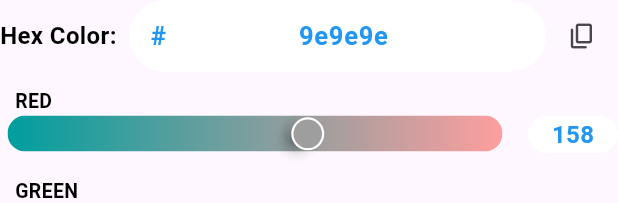
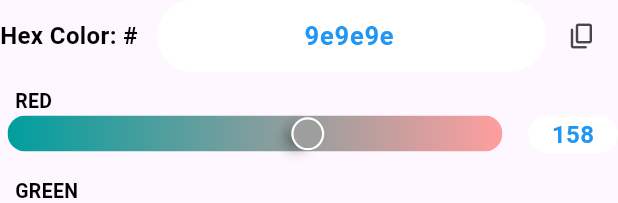
Before and after one commit to yunisrajabi/ios_color_picker, a Flutter app: the SlidePicker widget shown alone on an empty page, opened directly with empty values, on a phone screen of 412 x 824 dp. Shown: the top 203 px of the screen. Run offline on Flutter 3.47's test engine with Material 3 defaults, Android fonts, the phone set to English and light mode, and no system bars; our stand-ins replace google_fonts, plugin_platform_interface, shared_preferences, smooth_page_indicator; missing offline and left inert: super_tooltip; accounts and stored records are empty; Roboto replaces fonts that are missing (Anaheim).

Commit message:
refactor hex color input handling to support optional '#' prefix and update UI elements for clarity

```diff
--- a/lib/custom_picker/pickers/slider_picker/slider_picker.dart
+++ b/lib/custom_picker/pickers/slider_picker/slider_picker.dart
@@ -86,9 +86,12 @@ class _SlidePickerState extends State<SlidePicker> {
   }
 
   void _updateColorFromHex(String value) {
-    if (value.length == 6) {
+    // Remove '#' if present
+    final hexCode = value.startsWith('#') ? value.substring(1) : value;
+
+    if (hexCode.length == 6) {
       try {
-        final color = Color(int.parse('0xFF$value'));
+        final color = Color(int.parse('0xFF$hexCode'));
         setState(() {
           currentHsvColor = HSVColor.fromColor(color);
         });
@@ -228,7 +231,7 @@ class _SlidePickerState extends State<SlidePicker> {
             Text(
               textScaler: TextScaler.noScaling,
               overflow: TextOverflow.ellipsis,
-              "Hex Color:  ",
+              "Hex Color: #   ",
               style: GoogleFonts.anaheim().copyWith(
                 fontSize: 16,
                 fontWeight: FontWeight.w600,
@@ -245,18 +248,8 @@ class _SlidePickerState extends State<SlidePicker> {
                 cursorRadius: const Radius.circular(100.0),
                 controller: _hexController,
                 textAlign: TextAlign.center,
-                maxLength: 6,
+                maxLength: 7,
                 decoration: InputDecoration(
-                  prefix: Text(
-                    textScaler: TextScaler.noScaling,
-                    overflow: TextOverflow.ellipsis,
-                    "#",
-                    style: GoogleFonts.anaheim().copyWith(
-                      fontSize: 17,
-                      fontWeight: FontWeight.w600,
-                      color: Colors.blue,
-                    ),
-                  ),
                   filled: true,
                   fillColor: Theme.of(context).brightness == Brightness.light
                       ? Colors.white
@@ -342,133 +335,6 @@ class _SlidePickerState extends State<SlidePicker> {
             ),
           ],
         ),
-        // Row(
-        //   mainAxisAlignment: MainAxisAlignment.center,
-        //   children: [
-        //     Text(
-        //       textScaler: TextScaler.noScaling,
-        //       overflow: TextOverflow.ellipsis,
-        //       "Hex Color:  ",
-        //       style: GoogleFonts.anaheim().copyWith(
-        //         fontSize: 16,
-        //         fontWeight: FontWeight.w600,
-        //         color: Theme.of(context).brightness == Brightness.light
-        //             ? Colors.black
-        //             : Colors.white,
-        //       ),
-        //     ),
-        //     Container(
-        //       height: 36,
-        //       width: 90,
-        //       decoration: BoxDecoration(
-        //         color: Theme.of(context).brightness == Brightness.light
-        //             ? Colors.white
-        //             : Colors.grey.shade800,
-        //         borderRadius: BorderRadius.circular(100.0),
-        //       ),
-        //       child: Row(
-        //         mainAxisSize: MainAxisSize.min,
-        //         children: [
-        //           Padding(
-        //             padding: const EdgeInsets.only(left: 12.0),
-        //             child: Text(
-        //               textScaler: TextScaler.noScaling,
-        //               overflow: TextOverflow.ellipsis,
-        //               '#',
-        //               style: GoogleFonts.anaheim().copyWith(
-        //                 fontSize: 16,
-        //                 fontWeight: FontWeight.w600,
-        //                 color: Colors.blue,
-        //               ),
-        //             ),
-        //           ),
-        //           Expanded(
-        //             child: TextField(
-        //               contextMenuBuilder: (context, editableTextState) {
-        //                 return SizedBox.shrink();
-        //               },
-        //               cursorRadius: const Radius.circular(100.0),
-        //               controller: _hexController,
-        //               textAlign: TextAlign.center,
-        //               maxLength: 6,
-        //               decoration: const InputDecoration(
-        //                 counterText: '',
-        //                 contentPadding:
-        //                     EdgeInsets.only(bottom: 16.0, right: 10.0),
-        //                 border: InputBorder.none,
-        //               ),
-        //               style: GoogleFonts.anaheim().copyWith(
-        //                 fontSize: 17,
-        //                 fontWeight: FontWeight.w600,
-        //                 color: Colors.blue,
-        //               ),
-        //               onChanged: _updateColorFromHex,
-        //             ),
-        //           ),
-        //         ],
-        //       ),
-        //     ),
-        //     IconButton(
-        //       icon: const Icon(Icons.copy, size: 20),
-        //       onPressed: () {
-        //         Clipboard.setData(
-        //           ClipboardData(
-        //             text: currentHsvColor.toColor().toHex(),
-        //           ),
-        //         );
-        //         ScaffoldMessenger.of(context).showSnackBar(
-        //           SnackBar(
-        //             content: Row(
-        //               mainAxisAlignment: MainAxisAlignment.start,
-        //               children: [
-        //                 Icon(
-        //                   CupertinoIcons.check_mark_circled_solid,
-        //                   size: 24,
-        //                   color: Colors.green,
-        //                 ),
-        //                 SizedBox(width: 12.0),
-        //                 Text(
-        //                   textScaler: TextScaler.noScaling,
-        //                   overflow: TextOverflow.ellipsis,
-        //                   'Copied #${currentHsvColor.toColor().toHex()}',
-        //                   style: GoogleFonts.anaheim().copyWith(
-        //                     fontSize: 15,
-        //                     fontWeight: FontWeight.w600,
-        //                     color:
-        //                         Theme.of(context).brightness == Brightness.light
-        //                             ? Colors.grey[800]
-        //                             : Colors.white,
-        //                   ),
-        //                 ),
-        //               ],
-        //             ),
-        //             duration: const Duration(seconds: 2),
-        //             behavior: SnackBarBehavior.floating,
-        //             shape: RoundedRectangleBorder(
-        //               borderRadius: BorderRadius.circular(16.0),
-        //               side: BorderSide(
-        //                 color: Theme.of(context).brightness == Brightness.light
-        //                     ? Colors.black12
-        //                     : Colors.white10,
-        //               ),
-        //             ),
-        //             margin: EdgeInsets.only(
-        //               left: 20.0,
-        //               right: 20.0,
-        //               bottom: MediaQuery.sizeOf(context).height * 0.8,
-        //             ),
-        //             elevation: 0.0,
-        //             dismissDirection: DismissDirection.horizontal,
-        //             backgroundColor:
-        //                 Theme.of(context).brightness == Brightness.light
-        //                     ? Colors.grey[200]
-        //                     : Colors.grey[850],
-        //           ),
-        //         );
-        //       },
-        //     ),
-        //   ],
-        // ),
         const SizedBox(height: 10),
         ...sliders,
       ],
```
